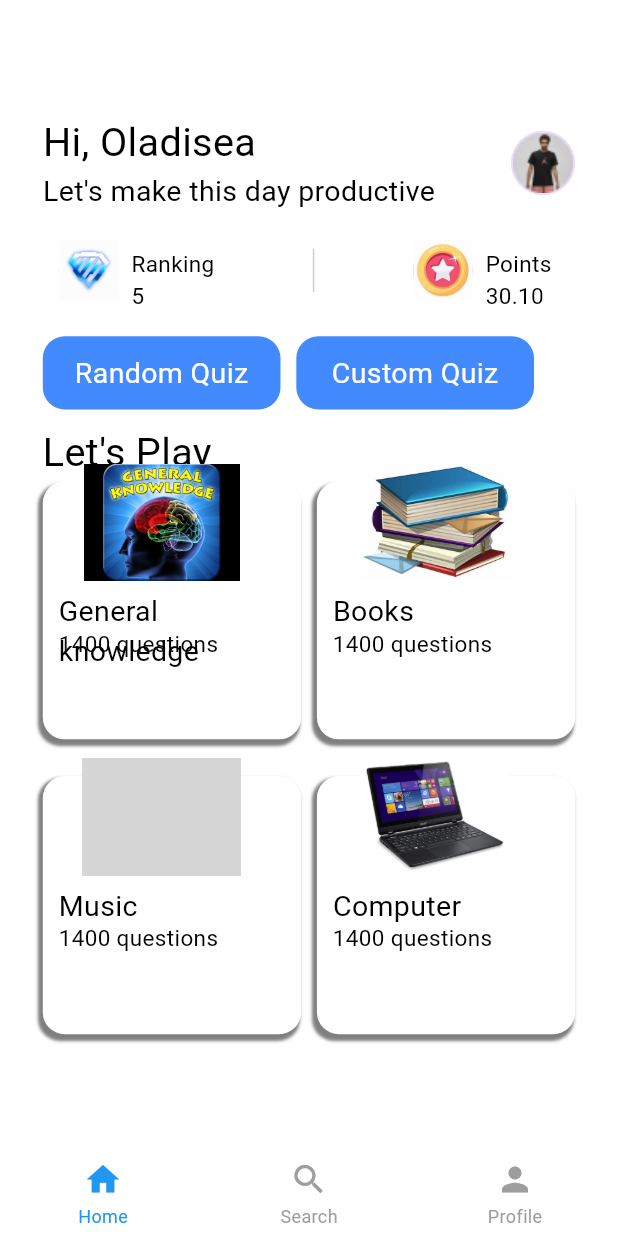
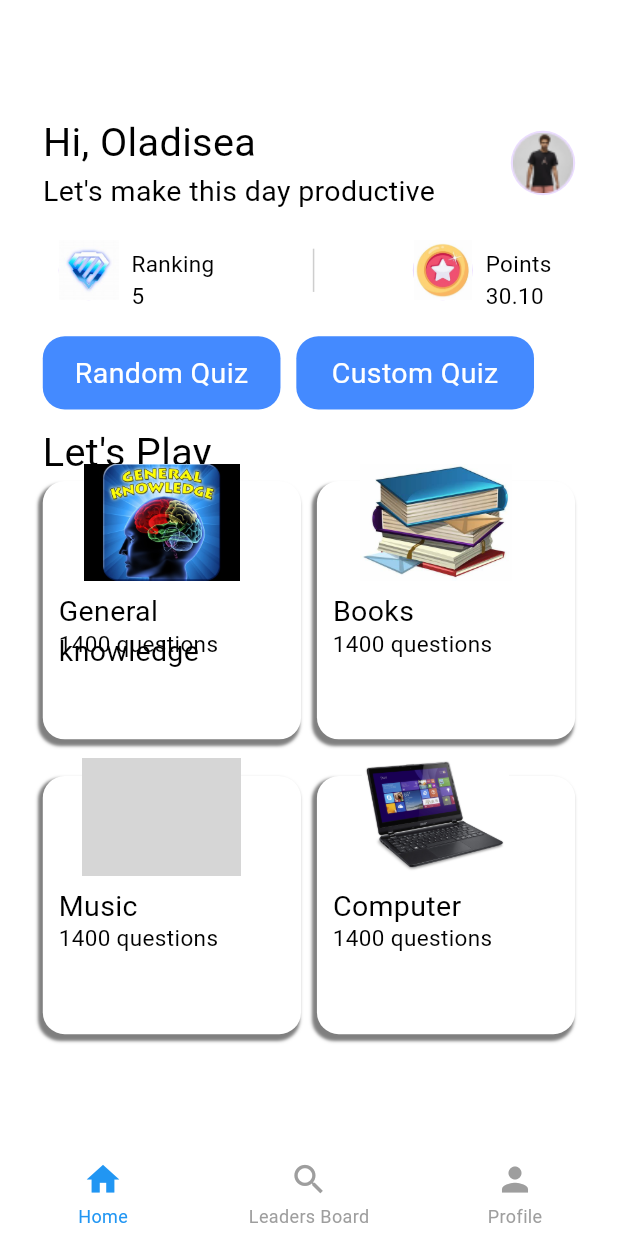
Before and after one commit to OLADISEA/trivia, a Flutter app: the NavBarPage screen opened directly, on a phone screen of 412 x 824 dp. Run offline on Flutter 3.47's test engine with Material 3 defaults, Android fonts, the light colour scheme and no system bars; drawn by our look-alikes of persistent_bottom_nav_bar; our stand-ins replace firebase_core, flutter_screenutil; accounts and stored records are empty; grey boxes are pictures that could not be loaded.

Commit message:
Made some adjustments

```diff
--- a/lib/features/nav_bar/nav_bar_page.dart
+++ b/lib/features/nav_bar/nav_bar_page.dart
@@ -28,7 +28,7 @@ class NavBarPage extends StatelessWidget {
       ),
       PersistentBottomNavBarItem(
         icon: Icon(Icons.search),
-        title: ("Search"),
+        title: ("Leaders Board"),
         activeColorPrimary: Colors.blue,
         inactiveColorPrimary: Colors.grey,
       ),
```
